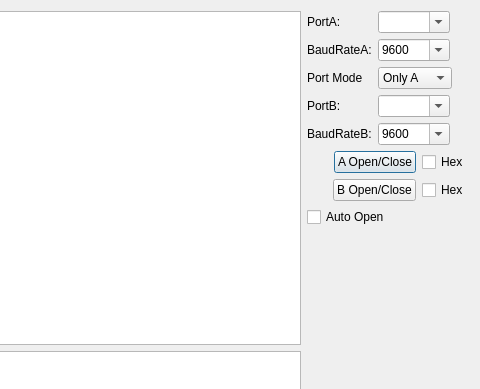
Above: dialog.ui from setarcos/serial-tools before the change; both pictures show x 101 to 581 and y 0 to 389 of the 581 by 473 pixel window. Below: the same form after it.
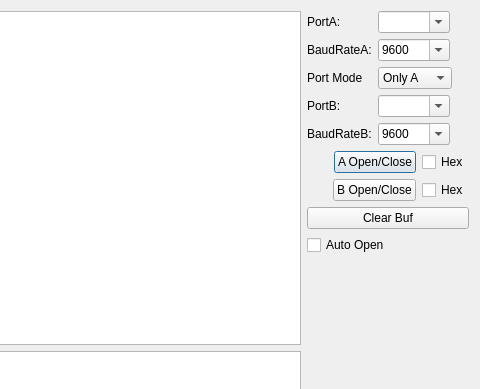
That is the form after the change. Custom widgets are drawn as their Qt base class.

Commit message: Add clear buf button

```diff
--- a/dialog.ui
+++ b/dialog.ui
@@ -229,6 +229,13 @@
        </item>
       </layout>
      </item>
+     <item>
+      <widget class="QPushButton" name="pbClear">
+       <property name="text">
+        <string>Clear Buf</string>
+       </property>
+      </widget>
+     </item>
      <item>
       <widget class="QCheckBox" name="cbAuto">
        <property name="text">
```
Left out of the diff: 3 changed lines with no effect on the pictures. The commit also changes 2 other files.
